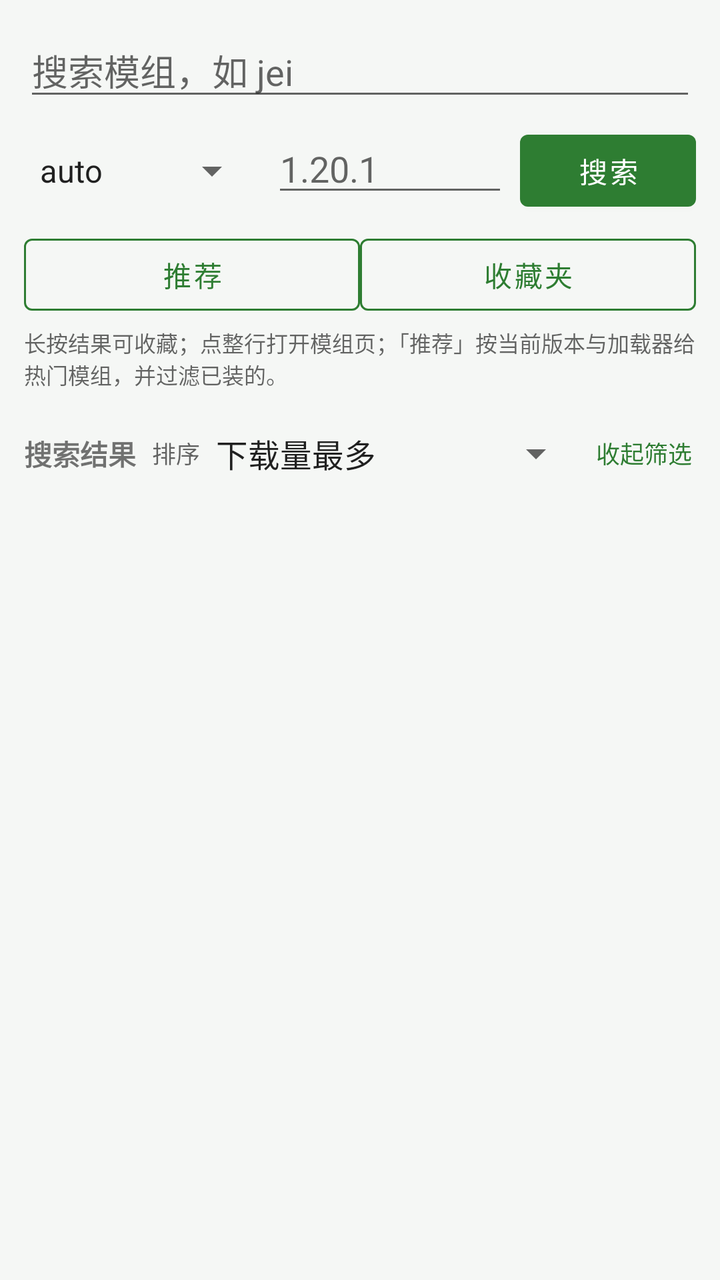
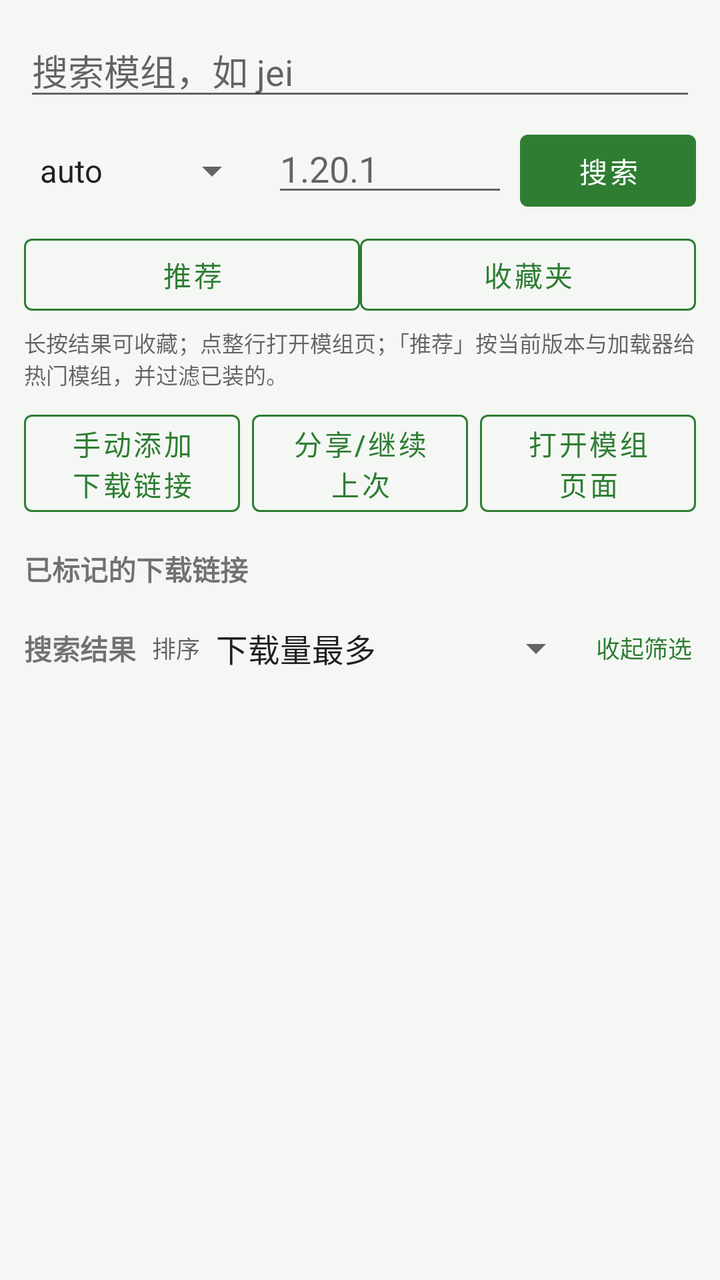

Before-and-after screenshots of an Android layout around one commit, followed by the original layout XML and the change that was made.
<!-- AndroidManifest.xml: application theme Theme.ModMigrator -->
<!-- res/layout/fragment_market.xml -->
<?xml version="1.0" encoding="utf-8"?>
<LinearLayout xmlns:android="http://schemas.android.com/apk/res/android"
    android:layout_width="match_parent"
    android:layout_height="match_parent"
    android:orientation="vertical"
    android:padding="12dp">

    
    <androidx.core.widget.NestedScrollView
        android:id="@+id/scrollCfg"
        android:layout_width="match_parent"
        android:layout_height="0dp"
        android:layout_weight="1"
        android:fillViewport="false"
        android:overScrollMode="never">

        <LinearLayout
            android:layout_width="match_parent"
            android:layout_height="wrap_content"
            android:orientation="vertical">

            <EditText
                android:id="@+id/etQuery"
                android:layout_width="match_parent"
                android:layout_height="wrap_content"
                android:hint="@string/hint_query"
                android:imeOptions="actionSearch"
                android:inputType="text"
                android:singleLine="true" />

            <LinearLayout
                android:layout_width="match_parent"
                android:layout_height="wrap_content"
                android:layout_marginTop="6dp"
                android:orientation="horizontal">

                <Spinner
                    android:id="@+id/spLoader"
                    android:layout_width="0dp"
                    android:layout_height="wrap_content"
                    android:layout_weight="1"
                    android:entries="@array/loaders" />

                <EditText
                    android:id="@+id/etVersion"
                    android:layout_width="0dp"
                    android:layout_height="wrap_content"
                    android:layout_marginStart="6dp"
                    android:layout_weight="1"
                    android:hint="1.20.1"
                    android:inputType="text"
                    android:singleLine="true" />

                <Button
                    android:id="@+id/btnSearch"
                    android:layout_width="wrap_content"
                    android:layout_height="wrap_content"
                    android:layout_marginStart="6dp"
                    android:text="@string/btn_search" />
            </LinearLayout>

            <LinearLayout
                android:layout_width="match_parent"
                android:layout_height="wrap_content"
                android:layout_marginTop="4dp"
                android:orientation="horizontal">

                <Button
                    android:id="@+id/btnRecommend"
                    style="@style/AppButtonOutlined"
                    android:layout_width="0dp"
                    android:layout_height="wrap_content"
                    android:layout_weight="1"
                    android:text="@string/btn_recommend" />

                <Button
                    android:id="@+id/btnFavorites"
                    style="@style/AppButtonOutlined"
                    android:layout_width="0dp"
                    android:layout_height="wrap_content"
                    android:layout_weight="1"
                    android:text="@string/btn_favorites" />
            </LinearLayout>

            <TextView
                android:layout_width="match_parent"
                android:layout_height="wrap_content"
                android:paddingTop="2dp"
                android:text="@string/market_tips"
                android:textColor="@color/textSecondary"
                android:textSize="11sp" />

            
            <LinearLayout
                android:layout_width="match_parent"
                android:layout_height="wrap_content"
                android:layout_marginTop="6dp"
                android:orientation="horizontal">

                <Button
                    android:id="@+id/btnAddLink"
                    style="@style/AppButtonOutlined"
                    android:layout_width="0dp"
                    android:layout_height="wrap_content"
                    android:layout_weight="1"
                    android:text="@string/btn_add_link" />

                <Button
                    android:id="@+id/btnShare"
                    style="@style/AppButtonOutlined"
                    android:layout_width="0dp"
                    android:layout_height="wrap_content"
                    android:layout_marginStart="6dp"
                    android:layout_weight="1"
                    android:text="@string/btn_share_position" />

                <Button
                    android:id="@+id/btnOpenPage"
                    style="@style/AppButtonOutlined"
                    android:layout_width="0dp"
                    android:layout_height="wrap_content"
                    android:layout_marginStart="6dp"
                    android:layout_weight="1"
                    android:text="@string/btn_open_page" />
            </LinearLayout>

            <TextView
                android:layout_width="wrap_content"
                android:layout_height="wrap_content"
                android:layout_marginTop="12dp"
                android:text="@string/marked_links"
                android:textStyle="bold" />

            <androidx.recyclerview.widget.RecyclerView
                android:id="@+id/rvLinks"
                android:layout_width="match_parent"
                android:layout_height="wrap_content"
                android:layout_marginBottom="8dp"
                android:overScrollMode="never" />
        </LinearLayout>
    </androidx.core.widget.NestedScrollView>

    
    <LinearLayout
        android:layout_width="match_parent"
        android:layout_height="wrap_content"
        android:layout_marginTop="8dp"
        android:gravity="center_vertical"
        android:orientation="horizontal">

        <TextView
            android:id="@+id/tvListTitle"
            android:layout_width="0dp"
            android:layout_height="wrap_content"
            android:layout_weight="1"
            android:maxLines="1"
            android:ellipsize="end"
            android:text="@string/search_results"
            android:textStyle="bold" />

        <TextView
            android:layout_width="wrap_content"
            android:layout_height="wrap_content"
            android:text="@string/label_sort"
            android:textColor="@color/textSecondary"
            android:textSize="12sp" />

        <Spinner
            android:id="@+id/spSort"
            android:layout_width="wrap_content"
            android:layout_height="wrap_content"
            android:entries="@array/sort_modes" />

        <TextView
            android:id="@+id/btnToggleCfg"
            android:layout_width="wrap_content"
            android:layout_height="wrap_content"
            android:background="?attr/selectableItemBackground"
            android:clickable="true"
            android:focusable="true"
            android:paddingStart="6dp"
            android:paddingEnd="2dp"
            android:text="@string/collapse_cfg"
            android:textColor="?attr/colorPrimary"
            android:textSize="12sp" />
    </LinearLayout>

    
    <androidx.recyclerview.widget.RecyclerView
        android:id="@+id/rvMods"
        android:layout_width="match_parent"
        android:layout_height="0dp"
        android:layout_weight="2" />
</LinearLayout>
<!-- resources referenced by this layout -->
<resources>
  <string-array name="loaders">
          <item>auto</item>
          <item>fabric</item>
          <item>forge</item>
          <item>neoforge</item>
          <item>quilt</item>
      </string-array>
  <string-array name="sort_modes">
          <item>下载量最多</item>
          <item>最近更新</item>
          <item>名称 A-Z</item>
          <item>相关度（原顺序）</item>
      </string-array>
  <color name="textSecondary">#99000000</color>
  <string name="btn_add_link">手动添加下载链接</string>
  <string name="btn_favorites">收藏夹</string>
  <string name="btn_open_page">打开模组页面</string>
  <string name="btn_recommend">推荐</string>
  <string name="btn_search">搜索</string>
  <string name="btn_share_position">分享/继续上次</string>
  <string name="collapse_cfg">收起筛选</string>
  <string name="hint_query">搜索模组，如 jei</string>
  <string name="label_sort">排序</string>
  <string name="marked_links">已标记的下载链接</string>
  <string name="market_tips">长按结果可收藏；点整行打开模组页；「推荐」按当前版本与加载器给热门模组，并过滤已装的。</string>
  <string name="search_results">搜索结果</string>
  <style name="AppButtonOutlined" parent="Widget.MaterialComponents.Button.OutlinedButton">
          <item name="strokeColor">?attr/colorPrimary</item>
          <item name="android:textColor">?attr/colorPrimary</item>
          <item name="iconTint">?attr/colorPrimary</item>
          <item name="rippleColor">?attr/colorPrimary</item>
      </style>
  <style name="Theme.ModMigrator" parent="Theme.MaterialComponents.DayNight.NoActionBar">
          <item name="colorPrimary">@color/primary</item>
          <item name="colorPrimaryDark">@color/primaryDark</item>
          <item name="colorAccent">@color/accent</item>
          <item name="android:windowBackground">@color/bg</item>
          <item name="android:statusBarColor">@color/primaryDark</item>
          <item name="preferenceTheme">@style/PreferenceThemeOverlay</item>
          
          <item name="materialButtonStyle">@style/AppButton</item>
          
          <item name="materialButtonOutlinedStyle">@style/AppButtonOutlined</item>
      </style>
  <color name="primary">#FF2E7D32</color>
  <color name="primaryDark">#FF1B5E20</color>
  <color name="accent">#FF66BB6A</color>
  <color name="bg">#FFF5F7F5</color>
  <style name="AppButton" parent="Widget.MaterialComponents.Button">
          <item name="backgroundTint">?attr/colorPrimary</item>
          <item name="android:textColor">@android:color/white</item>
          <item name="rippleColor">?attr/colorPrimary</item>
      </style>
</resources>

<!-- the commit's change to res/layout/fragment_market.xml (unified diff, before → after) -->
@@ -190,5 +190,5 @@
         android:id="@+id/rvMods"
         android:layout_width="match_parent"
         android:layout_height="0dp"
-        android:layout_weight="2" />
+        android:layout_weight="1" />
 </LinearLayout>
<!-- resource entries referenced after the edit -->
@@ -43,6 +43,9 @@
           <item name="materialButtonStyle">@style/AppButton</item>
           
           <item name="materialButtonOutlinedStyle">@style/AppButtonOutlined</item>
+          
+          <item name="materialAlertDialogTheme">@style/AppAlertDialog</item>
+          <item name="alertDialogTheme">@style/AppAlertDialog</item>
       </style>
   <color name="primary">#FF2E7D32</color>
   <color name="primaryDark">#FF1B5E20</color>
@@ -53,5 +56,11 @@
           <item name="android:textColor">@android:color/white</item>
           <item name="rippleColor">?attr/colorPrimary</item>
       </style>
+  <style name="AppAlertDialog" parent="ThemeOverlay.MaterialComponents.Dialog.Alert">
+          <item name="windowMinWidthMajor">96%</item>
+          <item name="windowMinWidthMinor">96%</item>
+          <item name="android:windowMinWidthMajor">96%</item>
+          <item name="android:windowMinWidthMinor">96%</item>
+      </style>
 </resources>
 
